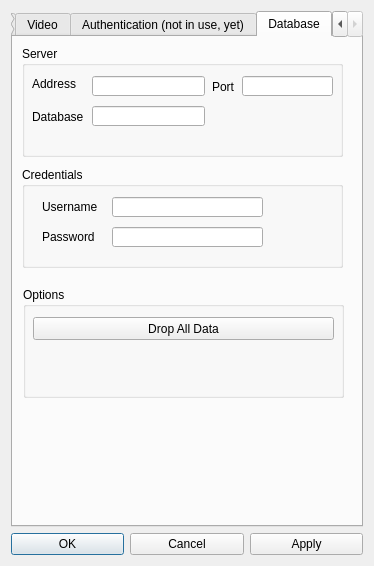
This is src/designer/settings.ui in marsinstituteSC/MissionControl as Qt 5 draws it before an edit. The edited form follows.
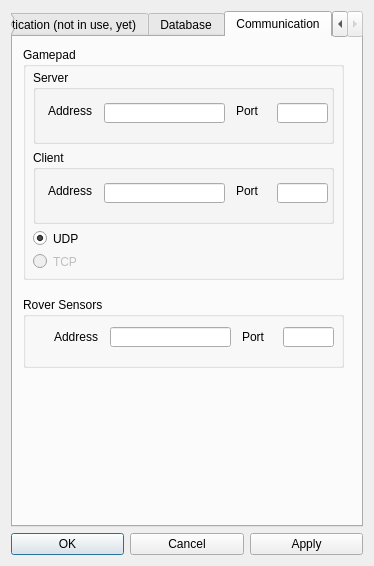
This is the edited form. The open tabs and pages were chosen to show the change.

Commit message:
- Finished database settings handling, you can now properly change the database options.
- Added a new settings tab for communications, added in the rover sensor broadcast server, re-added client address and port to work in the udp file. UDP conn will properly disconnect and reconnect on settings change.

- Gamepad will now send the values to the rover via the udpconn file.

- Removed old code from gamepad.py.

- Refactored code.

```diff
--- a/src/designer/settings.ui
+++ b/src/designer/settings.ui
@@ -51,158 +51,13 @@
    <item row="0" column="1">
     <widget class="QTabWidget" name="properties_tab">
      <property name="currentIndex">
-      <number>3</number>
+      <number>4</number>
      </property>
      <widget class="QWidget" name="main_window_tab">
       <attribute name="title">
        <string>Main</string>
       </attribute>
       <layout class="QGridLayout" name="gridLayout_6">
-       <item row="1" column="1">
-        <widget class="QGroupBox" name="groupBox_6">
-         <property name="maximumSize">
-          <size>
-           <width>16777215</width>
-           <height>16777215</height>
-          </size>
-         </property>
-         <property name="title">
-          <string>Communication</string>
-         </property>
-         <layout class="QGridLayout" name="gridLayout_10">
-          <item row="0" column="0">
-           <widget class="QGroupBox" name="groupBox_7">
-            <property name="title">
-             <string>Server</string>
-            </property>
-            <layout class="QGridLayout" name="gridLayout_9">
-             <item row="0" column="0">
-              <widget class="QLabel" name="label_5">
-               <property name="maximumSize">
-                <size>
-                 <width>40</width>
-                 <height>20</height>
-                </size>
-               </property>
-               <property name="text">
-                <string>Address</string>
-               </property>
-              </widget>
-             </item>
-             <item row="0" column="1">
-              <widget class="QLineEdit" name="server_address">
-               <property name="maximumSize">
-                <size>
-                 <width>121</width>
-                 <height>20</height>
-                </size>
-               </property>
-              </widget>
-             </item>
-             <item row="0" column="2">
-              <widget class="QLabel" name="label_6">
-               <property name="maximumSize">
-                <size>
-                 <width>25</width>
-                 <height>20</height>
-                </size>
-               </property>
-               <property name="text">
-                <string>Port</string>
-               </property>
-              </widget>
-             </item>
-             <item row="0" column="3">
-              <widget class="QLineEdit" name="server_port">
-               <property name="maximumSize">
-                <size>
-                 <width>51</width>
-                 <height>20</height>
-                </size>
-               </property>
-              </widget>
-             </item>
-            </layout>
-           </widget>
-          </item>
-          <item row="1" column="0">
-           <widget class="QGroupBox" name="groupBox_8">
-            <property name="title">
-             <string>Client</string>
-            </property>
-            <layout class="QGridLayout" name="gridLayout_7">
-             <item row="0" column="0">
-              <widget class="QLabel" name="label_7">
-               <property name="maximumSize">
-                <size>
-                 <width>40</width>
-                 <height>20</height>
-                </size>
-               </property>
-               <property name="text">
-                <string>Address</string>
-               </property>
-              </widget>
-             </item>
-             <item row="0" column="1">
-              <widget class="QLineEdit" name="client_address">
-               <property name="maximumSize">
-                <size>
-                 <width>121</width>
-                 <height>20</height>
-                </size>
-               </property>
-              </widget>
-             </item>
-             <item row="0" column="2">
-              <widget class="QLabel" name="label_8">
-               <property name="maximumSize">
-                <size>
-                 <width>25</width>
-                 <height>20</height>
-                </size>
-               </property>
-               <property name="text">
-                <string>Port</string>
-               </property>
-              </widget>
-             </item>
-             <item row="0" column="3">
-              <widget class="QLineEdit" name="client_port">
-               <property name="maximumSize">
-                <size>
-                 <width>51</width>
-                 <height>20</height>
-                </size>
-               </property>
-              </widget>
-             </item>
-            </layout>
-           </widget>
-          </item>
-          <item row="2" column="0">
-           <widget class="QRadioButton" name="radioButton_udp">
-            <property name="text">
-             <string>UDP</string>
-            </property>
-            <property name="checked">
-             <bool>true</bool>
-            </property>
-           </widget>
-          </item>
-          <item row="3" column="0">
-           <widget class="QRadioButton" name="radioButton_tcp">
-            <property name="enabled">
-             <bool>false</bool>
-            </property>
-            <property name="text">
-             <string>TCP</string>
-            </property>
-           </widget>
-          </item>
-         </layout>
-        </widget>
-       </item>
        <item row="0" column="1">
         <widget class="QGroupBox" name="groupBox_5">
          <property name="maximumSize">
@@ -1135,6 +990,320 @@
        </widget>
       </widget>
      </widget>
+     <widget class="QWidget" name="communication_window_tab">
+      <attribute name="title">
+       <string>Communication</string>
+      </attribute>
+      <widget class="QGroupBox" name="groupBox_6">
+       <property name="geometry">
+        <rect>
+         <x>10</x>
+         <y>10</y>
+         <width>321</width>
+         <height>233</height>
+        </rect>
+       </property>
+       <property name="sizePolicy">
+        <sizepolicy hsizetype="Preferred" vsizetype="Preferred">
+         <horstretch>0</horstretch>
+         <verstretch>0</verstretch>
+        </sizepolicy>
+       </property>
+       <property name="maximumSize">
+        <size>
+         <width>16777215</width>
+         <height>16777215</height>
+        </size>
+       </property>
+       <property name="title">
+        <string>Gamepad</string>
+       </property>
+       <widget class="QGroupBox" name="groupBox_7">
+        <property name="geometry">
+         <rect>
+          <x>10</x>
+          <y>23</y>
+          <width>301</width>
+          <height>74</height>
+         </rect>
+        </property>
+        <property name="title">
+         <string>Server</string>
+        </property>
+        <widget class="QLabel" name="label_5">
+         <property name="geometry">
+          <rect>
+           <x>15</x>
+           <y>33</y>
+           <width>45</width>
+           <height>16</height>
+          </rect>
+         </property>
+         <property name="maximumSize">
+          <size>
+           <width>45</width>
+           <height>20</height>
+          </size>
+         </property>
+         <property name="text">
+          <string>Address</string>
+         </property>
+        </widget>
+        <widget class="QLineEdit" name="server_address">
+         <property name="enabled">
+          <bool>true</bool>
+         </property>
+         <property name="geometry">
+          <rect>
+           <x>71</x>
+           <y>33</y>
+           <width>121</width>
+           <height>20</height>
+          </rect>
+         </property>
+         <property name="maximumSize">
+          <size>
+           <width>121</width>
+           <height>25</height>
+          </size>
+         </property>
+        </widget>
+        <widget class="QLabel" name="label_6">
+         <property name="geometry">
+          <rect>
+           <x>203</x>
+           <y>33</y>
+           <width>30</width>
+           <height>16</height>
+          </rect>
+         </property>
+         <property name="maximumSize">
+          <size>
+           <width>30</width>
+           <height>20</height>
+          </size>
+         </property>
+         <property name="text">
+          <string>Port</string>
+         </property>
+        </widget>
+        <widget class="QLineEdit" name="server_port">
+         <property name="geometry">
+          <rect>
+           <x>244</x>
+           <y>33</y>
+           <width>51</width>
+           <height>20</height>
+          </rect>
+         </property>
+         <property name="maximumSize">
+          <size>
+           <width>51</width>
+           <height>25</height>
+          </size>
+         </property>
+        </widget>
+       </widget>
+       <widget class="QGroupBox" name="groupBox_8">
+        <property name="geometry">
+         <rect>
+          <x>10</x>
+          <y>103</y>
+          <width>301</width>
+          <height>74</height>
+         </rect>
+        </property>
+        <property name="title">
+         <string>Client</string>
+        </property>
+        <widget class="QLabel" name="label_7">
+         <property name="geometry">
+          <rect>
+           <x>15</x>
+           <y>33</y>
+           <width>45</width>
+           <height>16</height>
+          </rect>
+         </property>
+         <property name="maximumSize">
+          <size>
+           <width>45</width>
+           <height>20</height>
+          </size>
+         </property>
+         <property name="text">
+          <string>Address</string>
+         </property>
+        </widget>
+        <widget class="QLineEdit" name="client_address">
+         <property name="geometry">
+          <rect>
+           <x>71</x>
+           <y>33</y>
+           <width>121</width>
+           <height>20</height>
+          </rect>
+         </property>
+         <property name="maximumSize">
+          <size>
+           <width>121</width>
+           <height>25</height>
+          </size>
+         </property>
+        </widget>
+        <widget class="QLabel" name="label_8">
+         <property name="geometry">
+          <rect>
+           <x>203</x>
+           <y>33</y>
+           <width>30</width>
+           <height>16</height>
+          </rect>
+         </property>
+         <property name="maximumSize">
+          <size>
+           <width>30</width>
+           <height>20</height>
+          </size>
+         </property>
+         <property name="text">
+          <string>Port</string>
+         </property>
+        </widget>
+        <widget class="QLineEdit" name="client_port">
+         <property name="geometry">
+          <rect>
+           <x>244</x>
+           <y>33</y>
+           <width>51</width>
+           <height>20</height>
+          </rect>
+         </property>
+         <property name="maximumSize">
+          <size>
+           <width>51</width>
+           <height>25</height>
+          </size>
+         </property>
+        </widget>
+       </widget>
+       <widget class="QRadioButton" name="radioButton_udp">
+        <property name="geometry">
+         <rect>
+          <x>10</x>
+          <y>183</y>
+          <width>61</width>
+          <height>17</height>
+         </rect>
+        </property>
+        <property name="text">
+         <string>UDP</string>
+        </property>
+        <property name="checked">
+         <bool>true</bool>
+        </property>
+       </widget>
+       <widget class="QRadioButton" name="radioButton_tcp">
+        <property name="enabled">
+         <bool>false</bool>
+        </property>
+        <property name="geometry">
+         <rect>
+          <x>10</x>
+          <y>206</y>
+          <width>61</width>
+          <height>17</height>
+         </rect>
+        </property>
+        <property name="text">
+         <string>TCP</string>
+        </property>
+       </widget>
+      </widget>
+      <widget class="QGroupBox" name="groupBox_10">
+       <property name="geometry">
+        <rect>
+         <x>10</x>
+         <y>260</y>
+         <width>321</width>
+         <height>71</height>
+        </rect>
+       </property>
+       <property name="title">
+        <string>Rover Sensors</string>
+       </property>
+       <widget class="QLineEdit" name="rover_port">
+        <property name="geometry">
+         <rect>
+          <x>260</x>
+          <y>30</y>
+          <width>51</width>
+          <height>20</height>
+         </rect>
+        </property>
+        <property name="maximumSize">
+         <size>
+          <width>51</width>
+          <height>20</height>
+         </size>
+        </property>
+       </widget>
+       <widget class="QLabel" name="label_34">
+        <property name="geometry">
+         <rect>
+          <x>31</x>
+          <y>30</y>
+          <width>45</width>
+          <height>20</height>
+         </rect>
+        </property>
+        <property name="maximumSize">
+         <size>
+          <width>45</width>
+          <height>20</height>
+         </size>
+        </property>
+        <property name="text">
+         <string>Address</string>
+        </property>
+       </widget>
+       <widget class="QLabel" name="label_35">
+        <property name="geometry">
+         <rect>
+          <x>219</x>
+          <y>30</y>
+          <width>30</width>
+          <height>20</height>
+         </rect>
+        </property>
+        <property name="maximumSize">
+         <size>
+          <width>30</width>
+          <height>20</height>
+         </size>
+        </property>
+        <property name="text">
+         <string>Port</string>
+        </property>
+       </widget>
+       <widget class="QLineEdit" name="rover_address">
+        <property name="geometry">
+         <rect>
+          <x>87</x>
+          <y>30</y>
+          <width>121</width>
+          <height>20</height>
+         </rect>
+        </property>
+        <property name="maximumSize">
+         <size>
+          <width>121</width>
+          <height>20</height>
+         </size>
+        </property>
+       </widget>
+      </widget>
+     </widget>
     </widget>
    </item>
   </layout>
```
Left out of the diff: 79 changed lines with no effect on the pictures. The commit also changes 8 other files.
